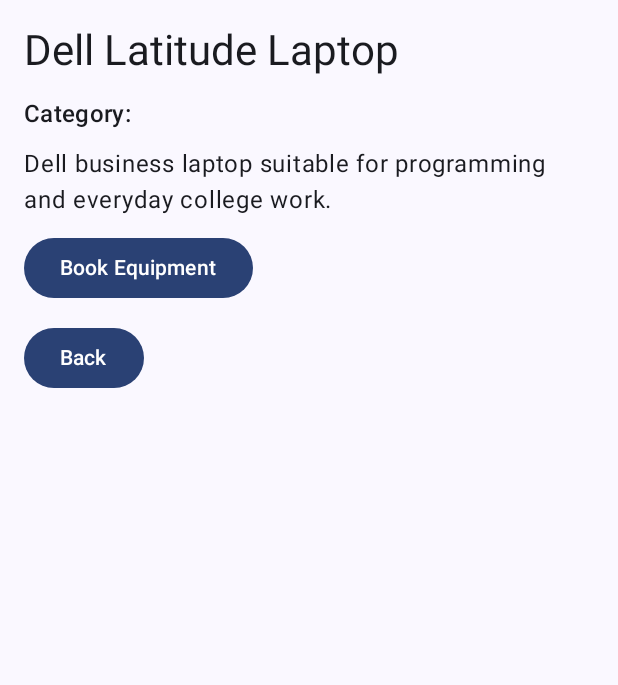
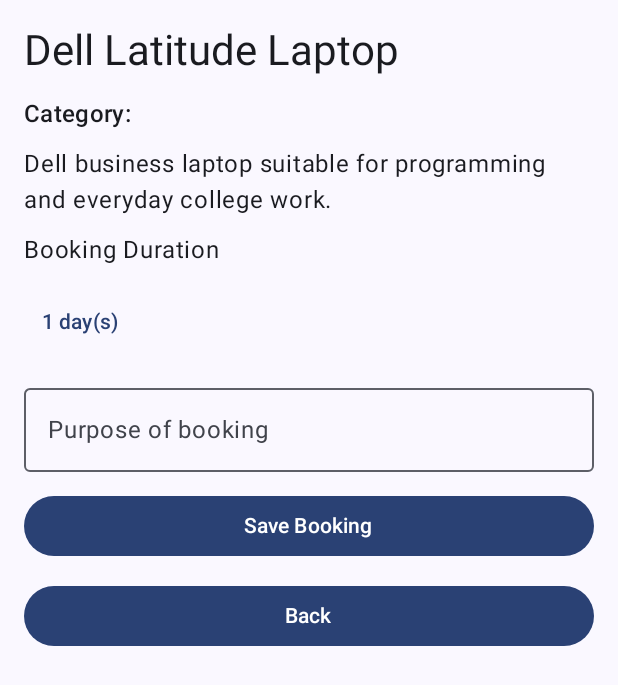
Before and after one commit to realAbdulKhan/TUSEquipmentBookingMobileApp, an Android app built with Jetpack Compose: the composable EquipmentDetailsScreen called with sample values from the repository, on a phone screen of 412 x 824 dp. Shown: the top 685 px of the screen. Run offline under Robolectric (Android 15) with nearby library versions, the phone set to English and light mode, and no system bars; our stand-ins replace Room's generated code.

Commit message:
Add equipment booking form

```diff
--- a/app/src/main/java/com/example/mytusequipmentbooking/components/EquipmentDetailsScreen.kt
+++ b/app/src/main/java/com/example/mytusequipmentbooking/components/EquipmentDetailsScreen.kt
@@ -4,11 +4,21 @@ package com.example.mytusequipmentbooking.screens
 import androidx.compose.foundation.layout.Arrangement
 import androidx.compose.foundation.layout.Column
 import androidx.compose.foundation.layout.fillMaxSize
+import androidx.compose.foundation.layout.fillMaxWidth
 import androidx.compose.foundation.layout.padding
+import androidx.compose.foundation.layout.heightIn
 import androidx.compose.material3.Button
+import androidx.compose.material3.DropdownMenu
+import androidx.compose.material3.DropdownMenuItem
 import androidx.compose.material3.MaterialTheme
+import androidx.compose.material3.OutlinedTextField
 import androidx.compose.material3.Text
+import androidx.compose.material3.TextButton
 import androidx.compose.runtime.Composable
+import androidx.compose.runtime.getValue
+import androidx.compose.runtime.mutableStateOf
+import androidx.compose.runtime.saveable.rememberSaveable
+import androidx.compose.runtime.setValue
 import androidx.compose.ui.Modifier
 import androidx.compose.ui.unit.dp
 import com.example.mytusequipmentbooking.model.Equipment
@@ -18,15 +28,19 @@ fun EquipmentDetailsScreen(
     equipment: Equipment,
     categoryName: String,
     onBack: () -> Unit,
-    onBookEquipment: () -> Unit
+    onBookEquipment: (Int, String) -> Unit
 ) {
+    var durationDays by rememberSaveable { mutableStateOf(1) }
+    var purpose by rememberSaveable { mutableStateOf("") }
+    var expanded by rememberSaveable { mutableStateOf(false) }
+    var errorMessage by rememberSaveable { mutableStateOf<String?>(null) }
+
     Column(
         modifier = Modifier
             .fillMaxSize()
             .padding(16.dp),
         verticalArrangement = Arrangement.spacedBy(12.dp)
     ) {
-
         Text(
             text = equipment.name,
             style = MaterialTheme.typography.headlineMedium
@@ -42,14 +56,63 @@ fun EquipmentDetailsScreen(
             style = MaterialTheme.typography.bodyLarge
         )
 
-        Button(
-            onClick = onBookEquipment
+        Text("Booking Duration")
+
+        TextButton(onClick = { expanded = true }) {
+            Text("$durationDays day(s)")
+        }
+
+        DropdownMenu(
+            expanded = expanded,
+            onDismissRequest = { expanded = false }
         ) {
-            Text("Book Equipment")
+            (1..5).forEach { days ->
+                DropdownMenuItem(
+                    text = { Text("$days day(s)") },
+                    onClick = {
+                        durationDays = days
+                        expanded = false
+                    }
+                )
+            }
+        }
+
+        OutlinedTextField(
+            value = purpose,
+            onValueChange = {
+                purpose = it
+                errorMessage = null
+            },
+            label = { Text("Purpose of booking") },
+            modifier = Modifier
+                .fillMaxWidth()
+                .heightIn(min = 56.dp, max = 120.dp),
+            singleLine = false
+        )
+
+        if (errorMessage != null) {
+            Text(
+                text = errorMessage!!,
+                color = MaterialTheme.colorScheme.error
+            )
         }
 
         Button(
-            onClick = onBack
+            onClick = {
+                if (purpose.isBlank()) {
+                    errorMessage = "Please enter a purpose for your booking."
+                } else {
+                    onBookEquipment(durationDays, purpose.trim())
+                }
+            },
+            modifier = Modifier.fillMaxWidth()
+        ) {
+            Text("Save Booking")
+        }
+
+        Button(
+            onClick = onBack,
+            modifier = Modifier.fillMaxWidth()
         ) {
             Text("Back")
         }
```
Also changed, not shown: app/src/main/java/com/example/mytusequipmentbooking/AppNavigation.kt (+13 -3 lines).
